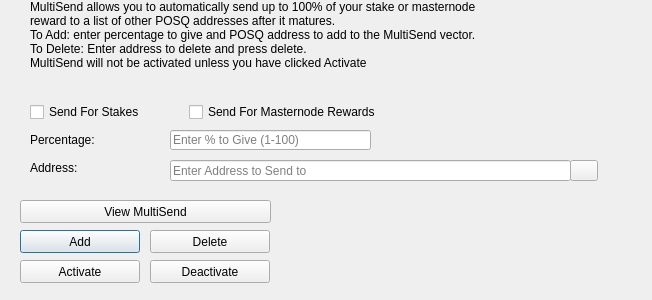
poseidondev/posq, file src/qt/forms/multisenddialog.ui: the form before one commit.
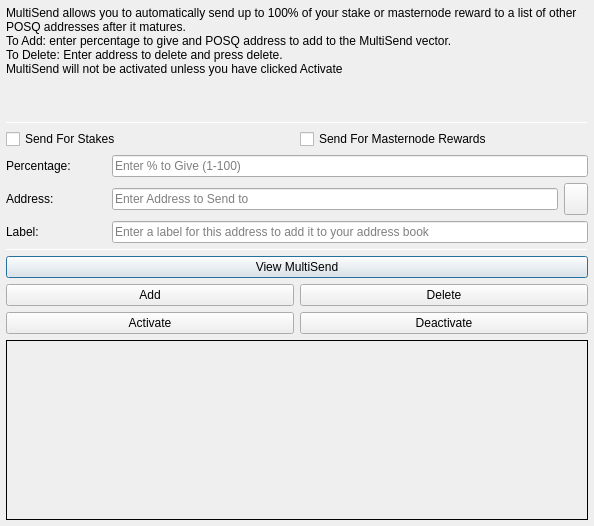
The form after the commit. Icons and pictures are not drawn.

Patch:
```diff
--- a/src/qt/forms/multisenddialog.ui
+++ b/src/qt/forms/multisenddialog.ui
@@ -9,54 +9,30 @@
    <rect>
     <x>0</x>
     <y>0</y>
-    <width>652</width>
-    <height>300</height>
+    <width>594</width>
+    <height>526</height>
    </rect>
   </property>
   <property name="windowTitle">
    <string>MultiSend</string>
   </property>
-  <widget class="QLineEdit" name="multiSendPercentEdit">
-   <property name="geometry">
-    <rect>
-     <x>170</x>
-     <y>130</y>
-     <width>201</width>
-     <height>20</height>
-    </rect>
+  <layout class="QVBoxLayout" name="verticalLayout" stretch="0">
+   <property name="leftMargin">
+    <number>6</number>
    </property>
-   <property name="toolTip">
-    <string>Enter whole numbers 1 - 100</string>
+   <property name="topMargin">
+    <number>6</number>
    </property>
-   <property name="placeholderText">
-    <string>Enter % to Give (1-100)</string>
+   <property name="rightMargin">
+    <number>6</number>
    </property>
-  </widget>
-  <widget class="QLineEdit" name="multiSendAddressEdit">
-   <property name="geometry">
-    <rect>
-     <x>170</x>
-     <y>160</y>
-     <width>401</width>
-     <height>21</height>
-    </rect>
+   <property name="bottomMargin">
+    <number>6</number>
    </property>
-   <property name="toolTip">
-    <string/>
-   </property>
-   <property name="placeholderText">
-    <string>Enter Address to Send to</string>
-   </property>
-  </widget>
+   <item>
+    <layout class="QVBoxLayout" name="verticalLayout_Main" stretch="1,1,1,0,1,1,1">
+     <item>
   <widget class="QLabel" name="label_2">
-   <property name="geometry">
-    <rect>
-     <x>30</x>
-     <y>0</y>
-     <width>451</width>
-     <height>121</height>
-    </rect>
-   </property>
    <property name="lineWidth">
     <number>1</number>
    </property>
@@ -73,88 +49,55 @@
     <bool>true</bool>
    </property>
   </widget>
-  <widget class="QLabel" name="message">
-   <property name="geometry">
-    <rect>
-     <x>290</x>
-     <y>200</y>
-     <width>351</width>
-     <height>91</height>
-    </rect>
-   </property>
-   <property name="text">
-    <string/>
-   </property>
-  </widget>
-  <widget class="QPushButton" name="addButton">
-   <property name="geometry">
-    <rect>
-     <x>20</x>
-     <y>230</y>
-     <width>120</width>
-     <height>23</height>
-    </rect>
-   </property>
-   <property name="toolTip">
-    <string/>
-   </property>
-   <property name="statusTip">
-    <string>Add to MultiSend Vector</string>
-   </property>
-   <property name="text">
-    <string>Add</string>
-   </property>
-  </widget>
-  <widget class="QPushButton" name="disableButton">
-   <property name="geometry">
-    <rect>
-     <x>150</x>
-     <y>260</y>
-     <width>120</width>
-     <height>23</height>
-    </rect>
-   </property>
-   <property name="statusTip">
-    <string>Deactivate MultiSend</string>
-   </property>
+     </item>
+     <item>
+      <widget class="Line" name="line">
+       <property name="minimumSize">
+        <size>
+         <width>0</width>
+         <height>1</height>
+        </size>
+       </property>
+       <property name="maximumSize">
+        <size>
+         <width>16777215</width>
+         <height>1</height>
+        </size>
+       </property>
+       <property name="orientation">
+        <enum>Qt::Horizontal</enum>
+       </property>
+      </widget>
+     </item>
+     <item>
+      <layout class="QVBoxLayout" name="verticalLayout_Settings">
+       <item>
+        <layout class="QHBoxLayout" name="horizontalLayout">
+         <item>
+          <widget class="QCheckBox" name="multiSendStakeCheckBox">
    <property name="text">
-    <string>Deactivate</string>
-   </property>
-  </widget>
-  <widget class="QPushButton" name="addressBookButton">
-   <property name="geometry">
-    <rect>
-     <x>570</x>
-     <y>160</y>
-     <width>28</width>
-     <height>21</height>
-    </rect>
-   </property>
-   <property name="toolTip">
-    <string>Choose an address from the address book</string>
-   </property>
+            <string>Send For Stakes</string>
+           </property>
+          </widget>
+         </item>
+         <item>
+          <widget class="QCheckBox" name="multiSendMasternodeCheckBox">
    <property name="text">
-    <string/>
-   </property>
-   <property name="icon">
-    <iconset resource="../smrtc.qrc">
-     <normaloff>:/icons/address-book</normaloff>:/icons/address-book</iconset>
-   </property>
-   <property name="shortcut">
-    <string>Alt+A</string>
-   </property>
-   <property name="autoDefault">
-    <bool>false</bool>
-   </property>
-  </widget>
+            <string>Send For Masternode Rewards</string>
+           </property>
+          </widget>
+         </item>
+        </layout>
+       </item>
+       <item>
+        <layout class="QHBoxLayout" name="horizontalLayout_6">
+         <item>
   <widget class="QLabel" name="label">
-   <property name="geometry">
-    <rect>
-     <x>30</x>
-     <y>130</y>
-     <width>121</width>
-     <height>20</height>
-    </rect>
+           <property name="minimumSize">
+            <size>
+             <width>100</width>
+             <height>0</height>
+            </size>
    </property>
    <property name="toolTip">
     <string>Percentage of stake to send</string>
@@ -163,14 +106,28 @@
     <string>Percentage:</string>
    </property>
   </widget>
+         </item>
+         <item>
+          <widget class="QLineEdit" name="multiSendPercentEdit">
+           <property name="toolTip">
+            <string>Enter whole numbers 1 - 100</string>
+           </property>
+           <property name="placeholderText">
+            <string>Enter % to Give (1-100)</string>
+           </property>
+          </widget>
+         </item>
+        </layout>
+       </item>
+       <item>
+        <layout class="QHBoxLayout" name="horizontalLayout_7">
+         <item>
   <widget class="QLabel" name="label_5">
-   <property name="geometry">
-    <rect>
-     <x>30</x>
-     <y>160</y>
-     <width>111</width>
-     <height>16</height>
-    </rect>
+           <property name="minimumSize">
+            <size>
+             <width>100</width>
+             <height>0</height>
+            </size>
    </property>
    <property name="toolTip">
     <string>Address to send portion of stake to</string>
@@ -179,15 +136,123 @@
     <string>Address:</string>
    </property>
   </widget>
+         </item>
+         <item>
+          <widget class="QLineEdit" name="multiSendAddressEdit">
+           <property name="toolTip">
+            <string/>
+           </property>
+           <property name="placeholderText">
+            <string>Enter Address to Send to</string>
+           </property>
+          </widget>
+         </item>
+         <item>
+          <widget class="QToolButton" name="addressBookButton">
+           <property name="maximumSize">
+            <size>
+             <width>16777215</width>
+             <height>32</height>
+            </size>
+           </property>
+           <property name="toolTip">
+            <string>Choose an address from the address book</string>
+           </property>
+           <property name="text">
+            <string/>
+           </property>
+           <property name="icon">
+            <iconset resource="../pivx.qrc">
+             <normaloff>:/icons/address-book</normaloff>:/icons/address-book</iconset>
+           </property>
+           <property name="shortcut">
+            <string>Alt+A</string>
+           </property>
+          </widget>
+         </item>
+        </layout>
+       </item>
+      </layout>
+     </item>
+     <item>
+      <layout class="QHBoxLayout" name="horizontalLayout_3">
+       <item>
+        <widget class="QLabel" name="label_3">
+         <property name="minimumSize">
+          <size>
+           <width>100</width>
+           <height>0</height>
+          </size>
+         </property>
+         <property name="text">
+          <string>Label:</string>
+         </property>
+        </widget>
+       </item>
+       <item>
+        <widget class="QLineEdit" name="labelAddressLabelEdit">
+         <property name="placeholderText">
+          <string>Enter a label for this address to add it to your address book</string>
+         </property>
+        </widget>
+       </item>
+      </layout>
+     </item>
+     <item>
+      <widget class="Line" name="line_2">
+       <property name="minimumSize">
+        <size>
+         <width>0</width>
+         <height>1</height>
+        </size>
+       </property>
+       <property name="maximumSize">
+        <size>
+         <width>16777215</width>
+         <height>1</height>
+        </size>
+       </property>
+       <property name="orientation">
+        <enum>Qt::Horizontal</enum>
+       </property>
+      </widget>
+     </item>
+     <item>
+      <layout class="QVBoxLayout" name="verticalLayout_Buttons">
+       <item>
+        <layout class="QHBoxLayout" name="horizontalLayout_4">
+         <item>
+          <widget class="QPushButton" name="viewButton">
+           <property name="toolTip">
+            <string/>
+           </property>
+           <property name="statusTip">
+            <string>View MultiSend Vector</string>
+           </property>
+           <property name="text">
+            <string>View MultiSend</string>
+           </property>
+          </widget>
+         </item>
+        </layout>
+       </item>
+       <item>
+        <layout class="QHBoxLayout" name="horizontalLayout_2">
+         <item>
+          <widget class="QPushButton" name="addButton">
+           <property name="toolTip">
+            <string/>
+           </property>
+           <property name="statusTip">
+            <string>Add to MultiSend Vector</string>
+           </property>
+           <property name="text">
+            <string>Add</string>
+           </property>
+          </widget>
+         </item>
+         <item>
   <widget class="QPushButton" name="deleteButton">
-   <property name="geometry">
-    <rect>
-     <x>150</x>
-     <y>230</y>
-     <width>120</width>
-     <height>23</height>
-    </rect>
-   </property>
    <property name="toolTip">
     <string/>
    </property>
@@ -198,15 +263,13 @@
     <string>Delete</string>
    </property>
   </widget>
+         </item>
+        </layout>
+       </item>
+       <item>
+        <layout class="QHBoxLayout" name="horizontalLayout_5">
+         <item>
   <widget class="QPushButton" name="activateButton">
-   <property name="geometry">
-    <rect>
-     <x>20</x>
-     <y>260</y>
-     <width>120</width>
-     <height>23</height>
-    </rect>
-   </property>
    <property name="statusTip">
     <string>Activate MultiSend</string>
    </property>
@@ -214,51 +277,55 @@
     <string>Activate</string>
    </property>
   </widget>
-  <widget class="QPushButton" name="viewButton">
-   <property name="geometry">
-    <rect>
-     <x>20</x>
-     <y>200</y>
-     <width>251</width>
-     <height>23</height>
-    </rect>
-   </property>
-   <property name="toolTip">
-    <string/>
-   </property>
+         </item>
+         <item>
+          <widget class="QPushButton" name="disableButton">
    <property name="statusTip">
     <string>View MultiSend Vector</string>
    </property>
    <property name="text">
-    <string>View MultiSend</string>
-   </property>
-  </widget>
-  <widget class="QWidget" name="horizontalLayoutWidget">
-   <property name="geometry">
-    <rect>
-     <x>30</x>
-     <y>100</y>
-     <width>351</width>
-     <height>24</height>
-    </rect>
-   </property>
-   <layout class="QHBoxLayout" name="horizontalLayout">
-    <item>
-     <widget class="QCheckBox" name="multiSendStakeCheckBox">
-      <property name="text">
-       <string>Send For Stakes</string>
-      </property>
-     </widget>
-    </item>
+            <string>Deactivate</string>
+           </property>
+          </widget>
+         </item>
+        </layout>
+       </item>
+      </layout>
+     </item>
     <item>
-     <widget class="QCheckBox" name="multiSendMasternodeCheckBox">
+      <widget class="QLabel" name="message">
+       <property name="minimumSize">
+        <size>
+         <width>0</width>
+         <height>180</height>
+        </size>
+       </property>
+       <property name="frameShape">
+        <enum>QFrame::Panel</enum>
+       </property>
+       <property name="frameShadow">
+        <enum>QFrame::Plain</enum>
+       </property>
+       <property name="lineWidth">
+        <number>1</number>
+       </property>
+       <property name="midLineWidth">
+        <number>1</number>
+       </property>
       <property name="text">
-       <string>Send For Masternode Rewards</string>
-      </property>
+        <string/>
+       </property>
+       <property name="alignment">
+        <set>Qt::AlignLeading|Qt::AlignLeft|Qt::AlignTop</set>
+       </property>
+       <property name="wordWrap">
+        <bool>true</bool>
+       </property>
      </widget>
     </item>
    </layout>
-  </widget>
+   </item>
+  </layout>
  </widget>
  <resources>
   <include location="../smrtc.qrc"/>
```
Left out of the diff: 4 changed lines with no effect on the pictures. Lines whose indentation alone changed are shown as unchanged.
